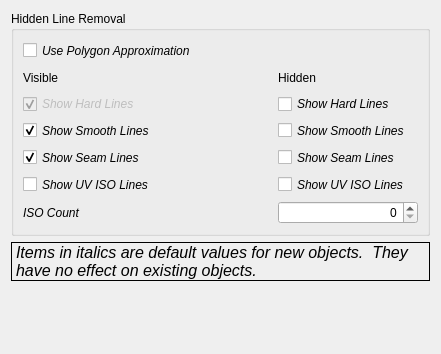
Old version of the form src/Mod/TechDraw/Gui/DlgPrefsTechDrawHLR.ui in the repository southseact-3d/fcd.
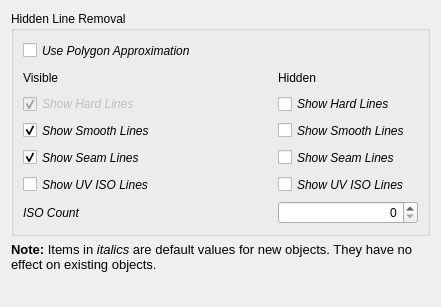
New version of the form. Custom widgets are drawn as their Qt base class.

Commit message: [TD] remove frame from pref dialogs

What changed in the file:
```diff
--- a/src/Mod/TechDraw/Gui/DlgPrefsTechDrawHLR.ui
+++ b/src/Mod/TechDraw/Gui/DlgPrefsTechDrawHLR.ui
@@ -7,7 +7,7 @@
     <x>0</x>
     <y>0</y>
     <width>441</width>
-    <height>354</height>
+    <height>307</height>
    </rect>
   </property>
   <property name="sizePolicy">
@@ -16,20 +16,14 @@
     <verstretch>0</verstretch>
    </sizepolicy>
   </property>
-  <property name="minimumSize">
-   <size>
-    <width>0</width>
-    <height>0</height>
-   </size>
-  </property>
   <property name="windowTitle">
    <string>HLR</string>
   </property>
   <property name="toolTip">
    <string/>
   </property>
-  <layout class="QGridLayout" name="gridLayout">
-   <item row="0" column="0">
+  <layout class="QVBoxLayout" name="verticalLayout_2">
+   <item>
     <widget class="QGroupBox" name="gbMisc">
      <property name="sizePolicy">
       <sizepolicy hsizetype="Preferred" vsizetype="Preferred">
@@ -382,26 +376,26 @@
      </layout>
     </widget>
    </item>
-   <item row="1" column="0">
+   <item>
     <widget class="QLabel" name="label_20">
      <property name="font">
       <font>
-       <pointsize>12</pointsize>
-       <italic>true</italic>
+       <pointsize>10</pointsize>
+       <italic>false</italic>
       </font>
      </property>
      <property name="frameShape">
-      <enum>QFrame::Box</enum>
+      <enum>QFrame::NoFrame</enum>
      </property>
      <property name="text">
-      <string>Items in italics are default values for new objects.  They have no effect on existing objects.</string>
+      <string>&lt;html&gt;&lt;head/&gt;&lt;body&gt;&lt;p&gt;&lt;span style=&quot; font-weight:600;&quot;&gt;Note:&lt;/span&gt; Items in &lt;span style=&quot; font-style:italic;&quot;&gt;italics&lt;/span&gt; are default values for new objects. They have no effect on existing objects.&lt;/p&gt;&lt;/body&gt;&lt;/html&gt;</string>
      </property>
      <property name="wordWrap">
       <bool>true</bool>
      </property>
     </widget>
    </item>
-   <item row="2" column="0">
+   <item>
     <spacer name="verticalSpacer">
      <property name="orientation">
       <enum>Qt::Vertical</enum>
@@ -409,7 +403,7 @@
      <property name="sizeHint" stdset="0">
       <size>
        <width>20</width>
-       <height>40</height>
+       <height>20</height>
       </size>
      </property>
     </spacer>
```
The commit also changes 6 other files.
